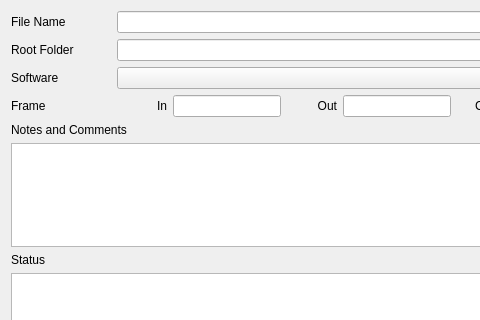
First picture: the form in module/wildchildanimation/gui/forms/maya/create_dialog.ui, repository dearyangyu/swing, before the edit; both pictures show x 0 to 480 and y 0 to 320 of the 853 by 416 pixel window.
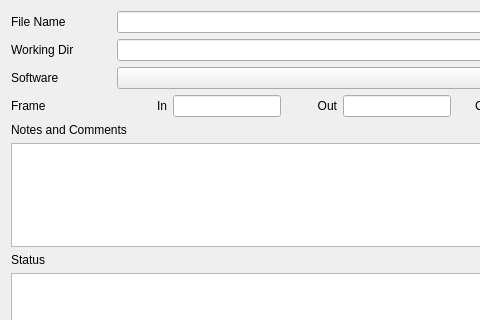
Second picture: the form after the edit.

What changed in the file:
```diff
--- a/module/wildchildanimation/gui/forms/maya/create_dialog.ui
+++ b/module/wildchildanimation/gui/forms/maya/create_dialog.ui
@@ -66,7 +66,7 @@
           </size>
          </property>
          <property name="text">
-          <string>Root Folder</string>
+          <string>Working Dir</string>
          </property>
         </widget>
        </item>
```
